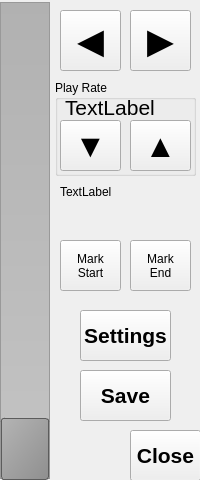
Before: the Qt Designer form src/playbackwindow.ui in krontech/chronos-cam-app, drawn with Qt 5.
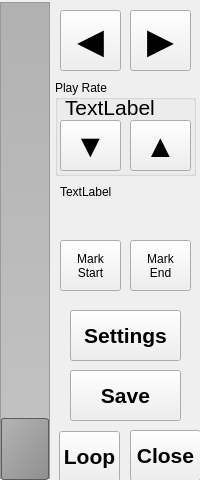
After: the same form once the commit is applied. Custom widgets are drawn as their Qt base class.

Commit message:
Add demo mode checkbox and playback loop button.
A demo mode has been particularly useful at tradeshows to set up a shot and
have the camera automatically replay the selected footage. But this seems
like a bit of an oddball option, so disable it by default to retain the
traditional UI operation.

```diff
--- a/src/playbackwindow.ui
+++ b/src/playbackwindow.ui
@@ -116,9 +116,9 @@
   <widget class="QPushButton" name="cmdSave">
    <property name="geometry">
     <rect>
-     <x>80</x>
+     <x>70</x>
      <y>370</y>
-     <width>91</width>
+     <width>111</width>
      <height>51</height>
     </rect>
    </property>
@@ -139,9 +139,9 @@
   <widget class="QPushButton" name="cmdSaveSettings">
    <property name="geometry">
     <rect>
-     <x>80</x>
+     <x>70</x>
      <y>310</y>
-     <width>91</width>
+     <width>111</width>
      <height>51</height>
     </rect>
    </property>
@@ -289,6 +289,29 @@
     </property>
    </widget>
   </widget>
+  <widget class="QPushButton" name="cmdLoop">
+   <property name="geometry">
+    <rect>
+     <x>59</x>
+     <y>431</y>
+     <width>61</width>
+     <height>51</height>
+    </rect>
+   </property>
+   <property name="font">
+    <font>
+     <pointsize>16</pointsize>
+     <weight>75</weight>
+     <bold>true</bold>
+    </font>
+   </property>
+   <property name="focusPolicy">
+    <enum>Qt::NoFocus</enum>
+   </property>
+   <property name="text">
+    <string>Loop</string>
+   </property>
+  </widget>
  </widget>
  <customwidgets>
   <customwidget>
```
Left out of the diff: 3 changed lines with no effect on the pictures. The commit also changes 9 other files.
